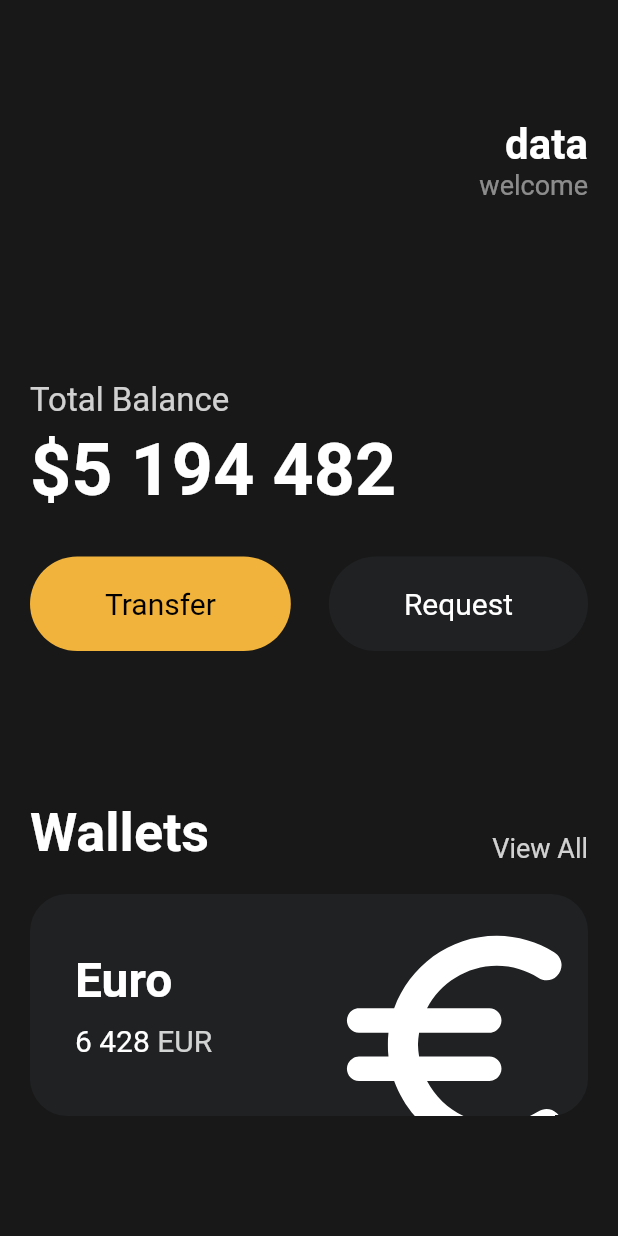
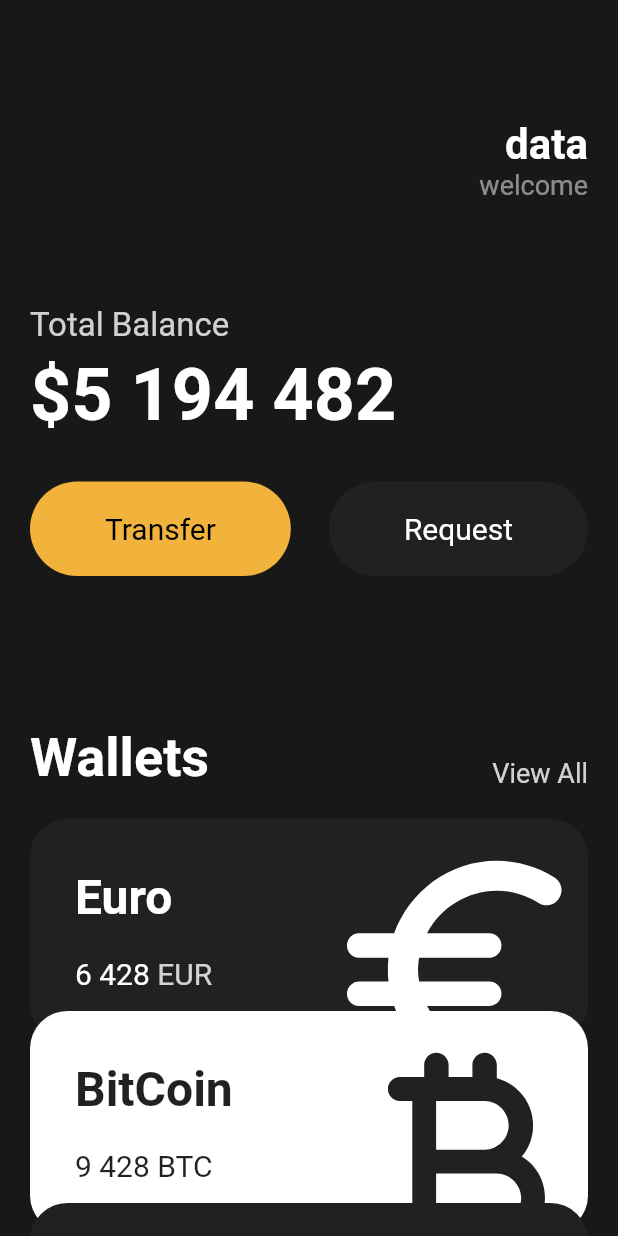
Before and after one commit to sh6137/flutter_study, a Flutter app: the screen it shows after launch, on a phone screen of 412 x 824 dp. Run offline on Flutter 3.47's test engine with Material 2 defaults, Android fonts, the phone set to English and light mode, and no system bars.

Commit message:
create : done

```diff
--- a/lib/main.dart
+++ b/lib/main.dart
@@ -1,5 +1,6 @@
 import 'package:flutter/material.dart';
 import 'package:flutter_study/widgets/button.dart';
+import 'package:flutter_study/widgets/currency_card.dart';
 
 void main() {
   runApp(const MyApp());
@@ -13,7 +14,8 @@ class MyApp extends StatelessWidget {
     return MaterialApp(
       home: Scaffold(
         backgroundColor: const Color(0xFF181818),
-        body: Padding(
+        body: SingleChildScrollView(
+          child: Padding(
             padding: const EdgeInsets.symmetric(
               horizontal: 20,
             ),
@@ -49,7 +51,7 @@ class MyApp extends StatelessWidget {
                   ],
                 ),
                 const SizedBox(
-                height: 120,
+                  height: 70,
                 ),
                 Text(
                   'Total Balance',
@@ -112,70 +114,32 @@ class MyApp extends StatelessWidget {
                 const SizedBox(
                   height: 20,
                 ),
-              Container(
-                clipBehavior: Clip.hardEdge,
-                decoration: BoxDecoration(
-                    color: const Color(0xff1f2123),
-                    borderRadius: BorderRadius.circular(25)),
-                child: Padding(
-                  padding: const EdgeInsets.all(30),
-                  child: Row(
-                    mainAxisAlignment: MainAxisAlignment.spaceBetween,
-                    children: [
-                      Column(
-                        crossAxisAlignment: CrossAxisAlignment.start,
-                        children: [
-                          const Text(
-                            "Euro",
-                            style: TextStyle(
-                              color: Colors.white,
-                              fontSize: 32,
-                              fontWeight: FontWeight.w600,
+                const CurrencyCard(
+                  name: 'Euro',
+                  code: 'EUR',
+                  amount: '6 428',
+                  icon: Icons.euro_rounded,
+                  isInverted: false,
+                  offset: 0,
                 ),
+                const CurrencyCard(
+                  name: 'BitCoin',
+                  code: 'BTC',
+                  amount: '9 428',
+                  icon: Icons.currency_bitcoin_rounded,
+                  isInverted: true,
+                  offset: -20,
                 ),
-                          const SizedBox(
-                            height: 10,
-                          ),
-                          Row(
-                            children: [
-                              const Text(
-                                '6 428',
-                                style: TextStyle(
-                                  color: Colors.white,
-                                  fontSize: 20,
-                                ),
-                              ),
-                              const SizedBox(
-                                width: 5,
-                              ),
-                              Text(
-                                'EUR',
-                                style: TextStyle(
-                                  color: Colors.white.withOpacity(0.8),
-                                  fontSize: 20,
-                                ),
+                const CurrencyCard(
+                  name: 'Dollar',
+                  code: 'BTC',
+                  amount: '9 428',
+                  icon: Icons.attach_money_outlined,
+                  isInverted: false,
+                  offset: -40,
                 ),
               ],
             ),
-                        ],
-                      ),
-                      Transform.scale(
-                        scale: 2.2,
-                        child: Transform.translate(
-                          offset: const Offset(-5,12),
-                          child: const Icon(
-                            Icons.euro_rounded,
-                            color: Colors.white,
-                            size: 88,
-                          ),
-                        ),
-                      ),
-
-                    ],
-                  ),
-                ),
-              ),
-            ],
           ),
         ),
       ),
--- /dev/null
+++ b/lib/widgets/currency_card.dart
@@ -0,0 +1,94 @@
+import 'package:flutter/cupertino.dart';
+import 'package:flutter/material.dart';
+
+class CurrencyCard extends StatelessWidget {
+  const CurrencyCard(
+      {Key? key,
+      required this.name,
+      required this.code,
+      required this.amount,
+      required this.icon,
+      required this.isInverted,
+      required this.offset})
+      : super(key: key);
+  final String name, code, amount;
+  final IconData icon;
+  final bool isInverted;
+  final double offset;
+  final _blackColor = const Color(0xff1f2123);
+
+  @override
+  Widget build(BuildContext context) {
+    return Transform.translate(
+      offset: Offset(0, offset),
+      child: Container(
+        clipBehavior: Clip.hardEdge,
+        decoration: BoxDecoration(
+          color: isInverted ? Colors.white : _blackColor,
+          borderRadius: BorderRadius.circular(25),
+        ),
+        child: Padding(
+          padding: const EdgeInsets.all(30),
+          child: Row(
+            mainAxisAlignment: MainAxisAlignment.spaceBetween,
+            children: [
+              Column(
+                crossAxisAlignment: CrossAxisAlignment.start,
+                children: [
+                  Text(
+                    name,
+                    style: TextStyle(
+                      color: isInverted ? _blackColor : Colors.white,
+                      fontSize: 32,
+                      fontWeight: FontWeight.w600,
+                    ),
+                  ),
+                  const SizedBox(
+                    height: 20,
+                  ),
+                  Row(
+                    children: [
+                      Text(
+                        amount,
+                        style: TextStyle(
+                          color: isInverted ? _blackColor : Colors.white,
+                          fontSize: 20,
+                        ),
+                      ),
+                      const SizedBox(
+                        width: 5,
+                      ),
+                      Text(
+                        code,
+                        style: TextStyle(
+                          color: isInverted
+                              ? _blackColor
+                              : Colors.white.withOpacity(0.8),
+                          fontSize: 20,
+                        ),
+                      ),
+                    ],
+                  )
+                ],
+              ),
+              Transform.scale(
+                scale: 2.2,
+                child: Transform.translate(
+                  offset: const Offset(
+                    -5,
+                    12,
+                  ),
+                  child: Icon(
+                    icon,
+                    color: isInverted ? _blackColor : Colors.white,
+                    size: 88,
+                  ),
+                ),
+              )
+            ],
+          ),
+        ),
+      ),
+    );
+  }
+}
```
Lines whose indentation alone changed are shown as unchanged.
